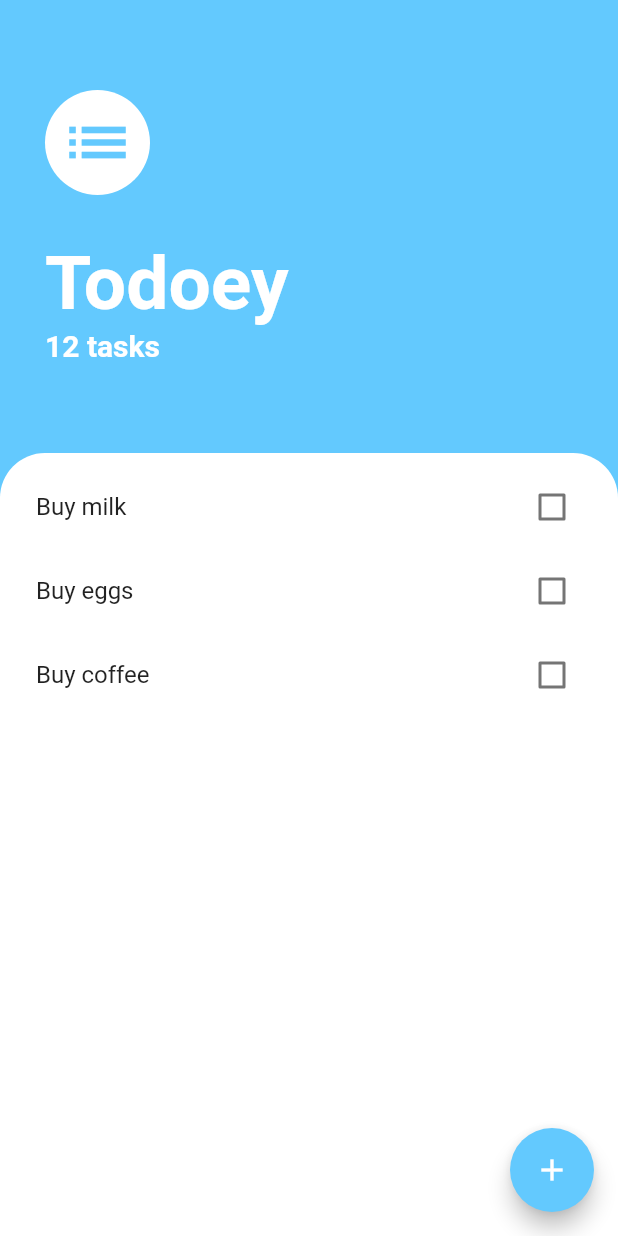
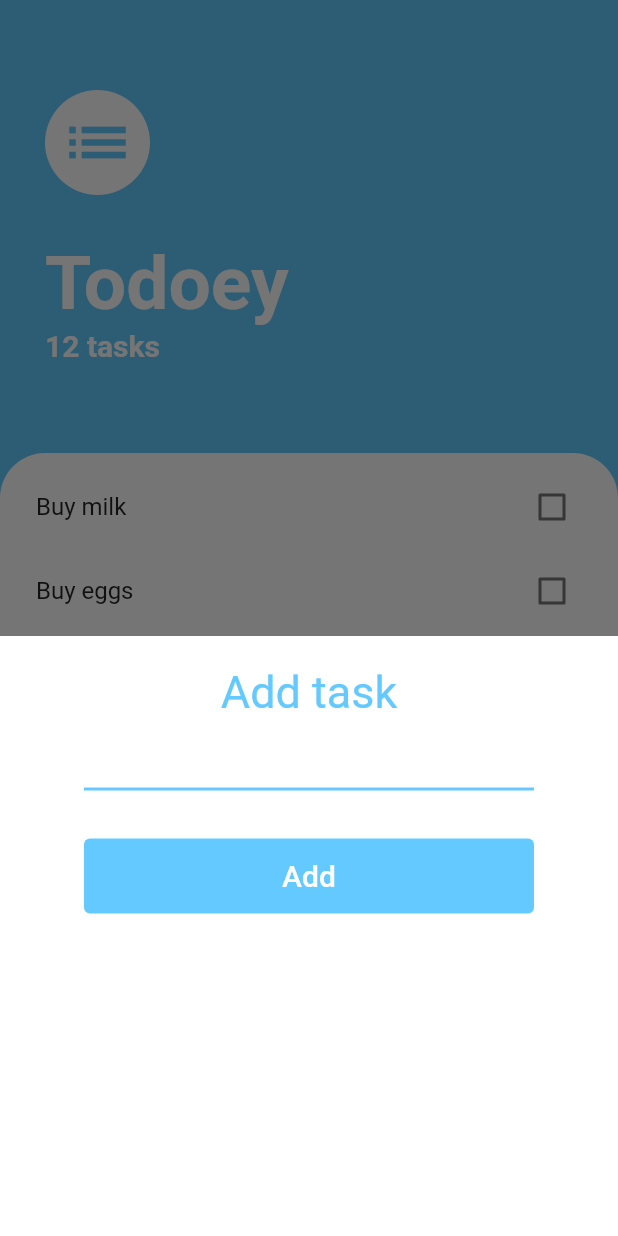
Before and after one commit to helzixxx/todoey_flu, a Flutter app: the screen it shows after launch, after a tap on the "add" icon, on a phone screen of 412 x 824 dp. Run offline on Flutter 3.47's test engine with Material 2 defaults, Android fonts, the phone set to English and light mode, and no system bars.

Commit message:
bottomSheet ui

```diff
--- a/lib/screens/tasks_screen.dart
+++ b/lib/screens/tasks_screen.dart
@@ -4,6 +4,50 @@ import '../widgets/tasks_list.dart';
 
 class TasksScreen extends StatelessWidget {
   const TasksScreen({super.key});
+
+  Widget buildBottomSheet(BuildContext context) {
+    return Container(
+      color: Colors.white,
+      padding: const EdgeInsets.only(left: 20.0, right: 20.0, top: 20.0),
+      height: 400,
+      child: Column(
+        children: [
+          const Text(
+            'Add task',
+            style: TextStyle(color: Color(0xFF63C9FE), fontSize: 30.0),
+          ),
+          const SizedBox(
+            width: 300.0,
+            height: 50,
+            child: TextField(
+              decoration: InputDecoration(
+                enabledBorder: UnderlineInputBorder(
+                  borderSide: BorderSide(color: Color(0xFF63C9FE), width: 2.0),
+                ),
+              ),
+            ),
+          ),
+          const SizedBox(
+            height: 30.0,
+          ),
+          SizedBox(
+            width: 300.0,
+            height: 50,
+            child: TextButton(
+              onPressed: () {},
+              child: Text(
+                'Add',
+                style: TextStyle(color: Colors.white, fontSize: 20.0),
+              ),
+              style: TextButton.styleFrom(
+                backgroundColor: Color(0xFF63C9FE),
+              ),
+            ),
+          )
+        ],
+      ),
+    );
+  }
 
   @override
   Widget build(BuildContext context) {
@@ -12,7 +56,6 @@ class TasksScreen extends StatelessWidget {
       'Buy eggs',
       'Buy coffee',
     ];
-
     return Scaffold(
       backgroundColor: const Color(0xFF63C9FE),
       body: Column(
@@ -60,7 +103,9 @@ class TasksScreen extends StatelessWidget {
         ],
       ),
       floatingActionButton: FloatingActionButton(
-        onPressed: () {},
+        onPressed: () {
+          showModalBottomSheet(context: context, builder: buildBottomSheet);
+        },
         backgroundColor: const Color(0xFF63C9FE),
         child: const Icon(Icons.add),
       ),
```
